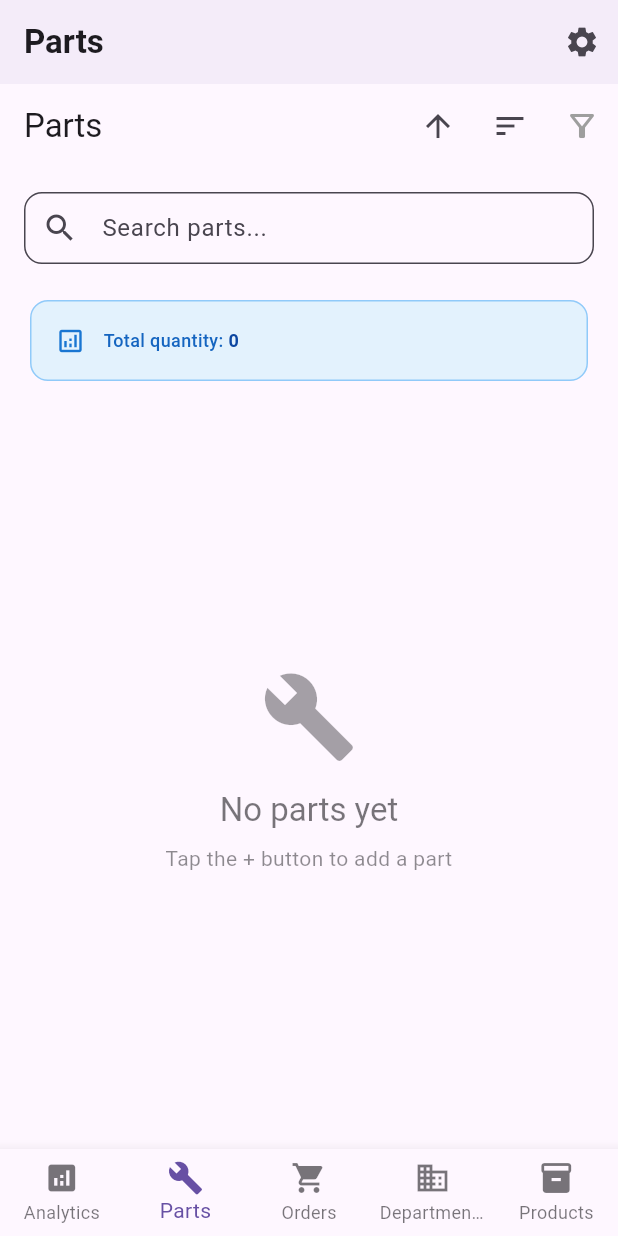
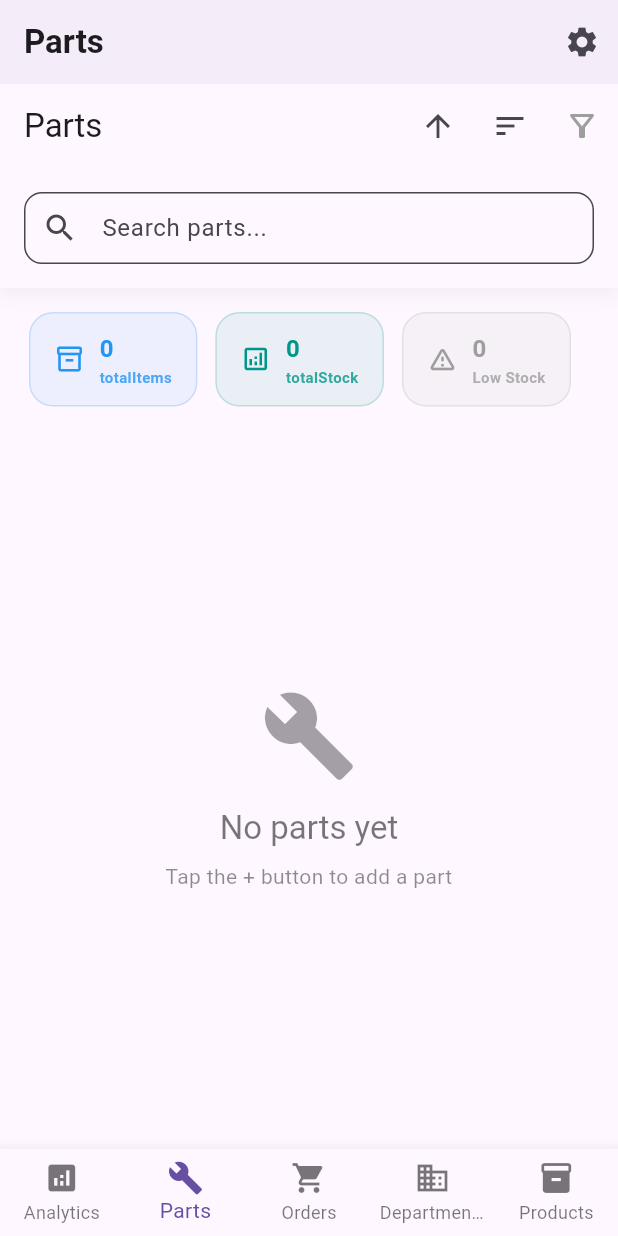
Before and after one commit to Sherxanking/barakaparts-web, a Flutter app: the screen it shows after launch, item 2 of the bottom bar chosen, on a phone screen of 412 x 824 dp. Run offline on Flutter 3.47's test engine with Material 3 defaults, Android fonts, the phone set to English and light mode, and no system bars; our stand-ins replace dio, equatable, file_picker, fl_chart, flutter_dotenv, hive and 6 more; missing offline and left inert: excel; accounts and stored records are empty; generated files the repository leaves out were written again.

Commit message:
parts_page.dart ui'ni optimisatsiya qildim

```diff
--- a/lib/presentation/pages/parts_page.dart
+++ b/lib/presentation/pages/parts_page.dart
@@ -3,8 +3,6 @@
 /// WHY: Fixed part creation to include created_by field and improved error handling
 /// Handles parts CRUD operations with real-time sync and proper error handling
 
-import 'dart:async';
-import 'dart:async';
 import 'dart:async';
 import 'dart:io';
 import 'package:flutter/material.dart';
@@ -1659,7 +1657,16 @@ class _PartsPageState extends State<PartsPage> {
                         children: [
                           Container(
                             padding: const EdgeInsets.all(16),
-                            color: Theme.of(context).colorScheme.surface,
+                            decoration: BoxDecoration(
+                              color: Theme.of(context).colorScheme.surface,
+                              boxShadow: [
+                                BoxShadow(
+                                  color: Colors.black.withOpacity(0.05),
+                                  blurRadius: 10,
+                                  offset: const Offset(0, 4),
+                                ),
+                              ],
+                            ),
                             child: SearchBarWidget(
                               controller: _searchController,
                               hintText: l10n?.translate('searchParts') ?? 'Search parts...',
@@ -1701,69 +1708,12 @@ class _PartsPageState extends State<PartsPage> {
                             ),
                           ],
                           const SizedBox(height: 8),
-                          // Qismlar statistikasi
-                          Padding(
-                            padding: const EdgeInsets.symmetric(horizontal: 20),
-                            child: Container(
-                              padding: const EdgeInsets.all(16),
-                            decoration: BoxDecoration(
-                              color: Colors.blue.shade50,
-                              borderRadius: BorderRadius.circular(12),
-                              border: Border.all(
-                                color: Colors.blue.shade200,
-                                width: 1,
-                              ),
-                            ),
-                            child: Row(
-                              children: [
-                                Icon(
-                                  Icons.analytics_outlined,
-                                  size: 20,
-                                  color: Colors.blue.shade700,
-                                ),
-                                const SizedBox(width: 12),
-                                Expanded(
-                                  child: Column(
-                                    crossAxisAlignment: CrossAxisAlignment.start,
-                                    children: [
-                                      const SizedBox(height: 0),
-                                      Row(
-                                        children: [
-                                          Text(
-                                            '${l10n?.translate('totalQuantity') ?? 'Total quantity'}: ',
-                                            style: TextStyle(
-                                              fontSize: 12,
-                                              color: Colors.blue.shade800,
-                                              fontWeight: FontWeight.w500,
-                                            ),
-                                          ),
-                                          Text(
-                                            '$totalQuantity',
-                                            style: TextStyle(
-                                              fontSize: 12,
-                                              color: Colors.blue.shade900,
-                                              fontWeight: FontWeight.bold,
-                                            ),
-                                          ),
-                                          if (filteredQuantity != totalQuantity) ...[
-                                            const SizedBox(width: 8),
-                                            Text(
-                                              '($filteredQuantity ${l10n?.translate('showing') ?? 'shown'})',
-                                              style: TextStyle(
-                                                fontSize: 11,
-                                                color: Colors.blue.shade600,
-                                                fontStyle: FontStyle.italic,
-                                              ),
-                                            ),
-                                          ],
-                                        ],
-                                      ),
-                                    ],
-                                  ),
-                                ),
-                              ],
-                            ),
-                          ),
+                          // Qismlar statistikasi (Premium Dashboard)
+                          _buildInventoryDashboard(
+                            context,
+                            totalParts: totalParts,
+                            lowStockCount: lowStockCount,
+                            totalQuantity: totalQuantity,
                           ),
                           const SizedBox(height: 8),
                         ],
@@ -1893,14 +1843,20 @@ class _PartsPageState extends State<PartsPage> {
                               return AnimatedListItem(
                                 delay: animationDelay,
                                 child: Card(
-                                  margin: const EdgeInsets.only(bottom: 16),
-                                  elevation: 2,
+                                  margin: const EdgeInsets.symmetric(horizontal: 16, vertical: 8),
+                                  elevation: 0,
                                   shape: RoundedRectangleBorder(
-                                    borderRadius: BorderRadius.circular(12),
+                                    borderRadius: BorderRadius.circular(20),
+                                    side: BorderSide(
+                                      color: isLowStock
+                                          ? Colors.red.withOpacity(0.2)
+                                          : Colors.grey.withOpacity(0.1),
+                                      width: 1.5,
+                                    ),
                                   ),
-                                  color: isLowStock ? Colors.red.shade50 : null,
+                                  color: isLowStock ? Colors.red.shade50.withOpacity(0.3) : Colors.white,
                                   child: InkWell(
-                                    borderRadius: BorderRadius.circular(12),
+                                    borderRadius: BorderRadius.circular(20),
                                     onTap: canEditParts ? () => _editPart(part) : null,
                                     child: Padding(
                                       padding: const EdgeInsets.all(14),
@@ -1914,10 +1870,18 @@ class _PartsPageState extends State<PartsPage> {
                                               width: 76,
                                               height: 76,
                                               decoration: BoxDecoration(
-                                                borderRadius: BorderRadius.circular(10),
+                                                color: Colors.white,
+                                                borderRadius: BorderRadius.circular(16),
+                                                boxShadow: [
+                                                  BoxShadow(
+                                                    color: statusColor.withOpacity(0.1),
+                                                    blurRadius: 8,
+                                                    offset: const Offset(0, 2),
+                                                  ),
+                                                ],
                                                 border: Border.all(
-                                                  color: statusColor.withOpacity(0.3),
-                                                  width: 1.5,
+                                                  color: statusColor.withOpacity(0.2),
+                                                  width: 1,
                                                 ),
                                               ),
                                             child: hasImage
@@ -2261,9 +2225,22 @@ class _PartsPageState extends State<PartsPage> {
               onPressed: () {
                 showModalBottomSheet(
                   context: context,
+                  shape: const RoundedRectangleBorder(
+                    borderRadius: BorderRadius.vertical(top: Radius.circular(25)),
+                  ),
                   builder: (context) => Column(
                     mainAxisSize: MainAxisSize.min,
                     children: [
+                      const SizedBox(height: 12),
+                      Container(
+                        width: 40,
+                        height: 4,
+                        decoration: BoxDecoration(
+                          color: Colors.grey[300],
+                          borderRadius: BorderRadius.circular(2),
+                        ),
+                      ),
+                      const SizedBox(height: 12),
                       ListTile(
                         leading: const Icon(Icons.add),
                         title: Text(l10n?.translate('addSinglePart') ?? 'Add Single Part'),
@@ -2437,7 +2414,93 @@ class _PartsPageState extends State<PartsPage> {
     );
   }
 
-  /// Rasm placeholder widget
+  Widget _buildInventoryDashboard(
+    BuildContext context, {
+    required int totalParts,
+    required int lowStockCount,
+    required int totalQuantity,
+  }) {
+    final l10n = AppLocalizations.of(context);
+    return SingleChildScrollView(
+      scrollDirection: Axis.horizontal,
+      padding: const EdgeInsets.symmetric(horizontal: 16, vertical: 8),
+      child: Row(
+        children: [
+          _buildStatCard(
+            label: l10n?.translate('totalItems') ?? 'Items',
+            value: totalParts.toString(),
+            icon: Icons.inventory_2_outlined,
+            color: Colors.blue,
+          ),
+          _buildStatCard(
+            label: l10n?.translate('totalStock') ?? 'Total Stock',
+            value: totalQuantity.toString(),
+            icon: Icons.analytics_outlined,
+            color: Colors.teal,
+          ),
+          _buildStatCard(
+            label: l10n?.translate('lowStock') ?? 'Low Stock',
+            value: lowStockCount.toString(),
+            icon: Icons.warning_amber_rounded,
+            color: lowStockCount > 0 ? Colors.orange : Colors.grey,
+            onTap: lowStockCount > 0
+                ? () => setState(() => _showLowStockOnly = true)
+                : null,
+          ),
+        ],
+      ),
+    );
+  }
+
+  Widget _buildStatCard({
+    required String label,
+    required String value,
+    required IconData icon,
+    required Color color,
+    VoidCallback? onTap,
+  }) {
+    return GestureDetector(
+      onTap: onTap,
+      child: Container(
+        margin: const EdgeInsets.only(right: 12),
+        padding: const EdgeInsets.symmetric(horizontal: 16, vertical: 12),
+        decoration: BoxDecoration(
+          color: color.withOpacity(0.08),
+          borderRadius: BorderRadius.circular(16),
+          border: Border.all(color: color.withOpacity(0.2)),
+        ),
+        child: Row(
+          children: [
+            Icon(icon, color: color, size: 20),
+            const SizedBox(width: 10),
+            Column(
+              crossAxisAlignment: CrossAxisAlignment.start,
+              mainAxisSize: MainAxisSize.min,
+              children: [
+                Text(
+                  value,
+                  style: TextStyle(
+                    fontSize: 16,
+                    fontWeight: FontWeight.bold,
+                    color: color,
+                  ),
+                ),
+                Text(
+                  label,
+                  style: TextStyle(
+                    fontSize: 10,
+                    fontWeight: FontWeight.w600,
+                    color: color.withOpacity(0.8),
+                  ),
+                ),
+              ],
+            ),
+          ],
+        ),
+      ),
+    );
+  }
+
   Widget _buildImagePlaceholder(Color statusColor) {
     final l10n = AppLocalizations.of(context);
     return Container(
```
